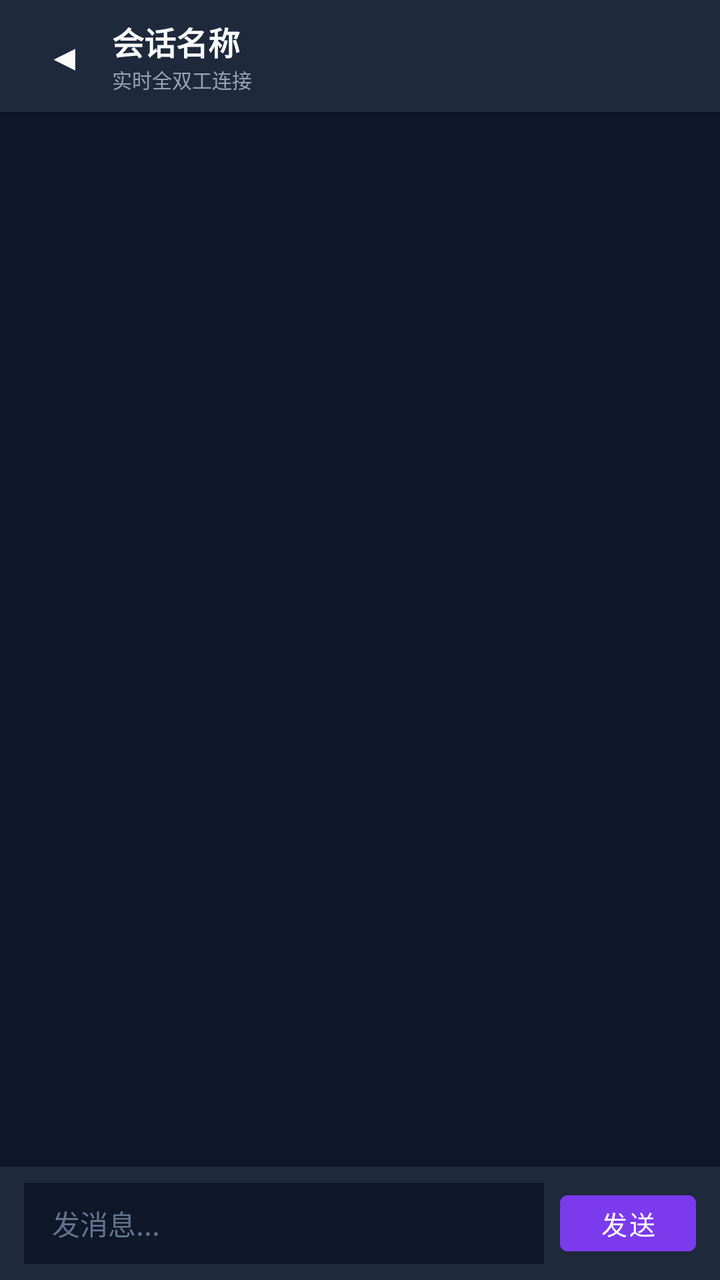
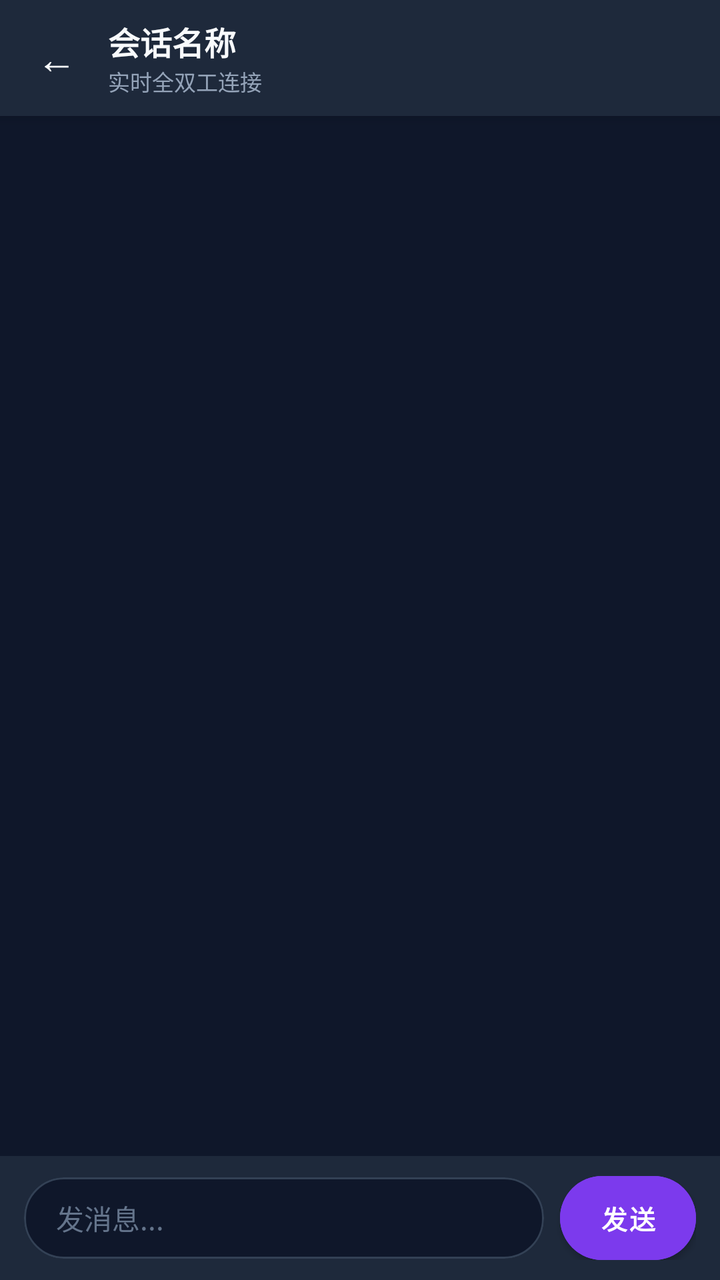

Screens rendered from an Android XML layout before and after an edit, with the pre-edit source and the edit as a unified diff.
<!-- AndroidManifest.xml: application theme Theme.MaterialComponents.DayNight.NoActionBar -->
<!-- res/layout/activity_chat.xml -->
<?xml version="1.0" encoding="utf-8"?>
<LinearLayout xmlns:android="http://schemas.android.com/apk/res/android"
    android:layout_width="match_parent"
    android:layout_height="match_parent"
    android:orientation="vertical"
    android:background="#0F172A">

    
    <LinearLayout
        android:layout_width="match_parent"
        android:layout_height="56dp"
        android:background="#1E293B"
        android:orientation="horizontal"
        android:gravity="center_vertical"
        android:paddingStart="8dp"
        android:paddingEnd="16dp"
        android:elevation="4dp">

        <Button
            android:id="@+id/btn_back"
            style="@style/Widget.MaterialComponents.Button.TextButton"
            android:layout_width="48dp"
            android:layout_height="match_parent"
            android:text="◀"
            android:textColor="#F8FAFC"
            android:textSize="18sp"
            android:padding="0dp" />

        <LinearLayout
            android:layout_width="0dp"
            android:layout_height="wrap_content"
            android:layout_weight="1"
            android:orientation="vertical">

            <TextView
                android:id="@+id/tv_chat_title"
                android:layout_width="wrap_content"
                android:layout_height="wrap_content"
                android:text="会话名称"
                android:textColor="#F8FAFC"
                android:textSize="16sp"
                android:textStyle="bold"
                android:singleLine="true" />

            <TextView
                android:id="@+id/tv_chat_subtitle"
                android:layout_width="wrap_content"
                android:layout_height="wrap_content"
                android:text="实时全双工连接"
                android:textColor="#94A3B8"
                android:textSize="10sp" />
        </LinearLayout>
    </LinearLayout>

    
    <androidx.recyclerview.widget.RecyclerView
        android:id="@+id/rv_messages"
        android:layout_width="match_parent"
        android:layout_height="0dp"
        android:layout_weight="1"
        android:clipToPadding="false"
        android:paddingTop="8dp"
        android:paddingBottom="8dp" />

    
    <LinearLayout
        android:layout_width="match_parent"
        android:layout_height="wrap_content"
        android:background="#1E293B"
        android:orientation="horizontal"
        android:gravity="center_vertical"
        android:paddingStart="12dp"
        android:paddingEnd="12dp"
        android:paddingTop="8dp"
        android:paddingBottom="8dp">

        <EditText
            android:id="@+id/et_message"
            android:layout_width="0dp"
            android:layout_height="wrap_content"
            android:layout_weight="1"
            android:background="#0F172A"
            android:textColor="#F8FAFC"
            android:textColorHint="#64748B"
            android:hint="发消息..."
            android:textSize="14sp"
            android:paddingStart="14dp"
            android:paddingEnd="14dp"
            android:paddingTop="10dp"
            android:paddingBottom="10dp"
            android:maxLines="4" />

        <Button
            android:id="@+id/btn_send"
            android:layout_width="68dp"
            android:layout_height="40dp"
            android:layout_marginStart="8dp"
            android:backgroundTint="#7C3AED"
            android:text="发送"
            android:textColor="#FFFFFF"
            android:textSize="13sp"
            android:padding="0dp" />
    </LinearLayout>

</LinearLayout>
<!-- resources referenced by this layout -->
<resources>

</resources>

<!-- the commit's change to res/layout/activity_chat.xml (unified diff, before → after) -->
@@ -1,5 +1,7 @@
 <?xml version="1.0" encoding="utf-8"?>
 <LinearLayout xmlns:android="http://schemas.android.com/apk/res/android"
+    xmlns:app="http://schemas.android.com/apk/res-auto"
+    android:id="@+id/chat_root"
     android:layout_width="match_parent"
     android:layout_height="match_parent"
     android:orientation="vertical"
@@ -7,29 +9,35 @@
 
     
     <LinearLayout
+        android:id="@+id/chat_topbar"
         android:layout_width="match_parent"
-        android:layout_height="56dp"
+        android:layout_height="58dp"
         android:background="#1E293B"
         android:orientation="horizontal"
         android:gravity="center_vertical"
-        android:paddingStart="8dp"
+        android:paddingStart="6dp"
         android:paddingEnd="16dp"
         android:elevation="4dp">
 
-        <Button
+        <com.google.android.material.button.MaterialButton
             android:id="@+id/btn_back"
             style="@style/Widget.MaterialComponents.Button.TextButton"
-            android:layout_width="48dp"
-            android:layout_height="match_parent"
-            android:text="◀"
+            android:layout_width="44dp"
+            android:layout_height="44dp"
+            android:minWidth="0dp"
+            android:minHeight="0dp"
+            android:insetTop="0dp"
+            android:insetBottom="0dp"
+            android:text="←"
             android:textColor="#F8FAFC"
-            android:textSize="18sp"
+            android:textSize="20sp"
             android:padding="0dp" />
 
         <LinearLayout
             android:layout_width="0dp"
             android:layout_height="wrap_content"
             android:layout_weight="1"
+            android:layout_marginStart="4dp"
             android:orientation="vertical">
 
             <TextView
@@ -48,7 +56,7 @@
                 android:layout_height="wrap_content"
                 android:text="实时全双工连接"
                 android:textColor="#94A3B8"
-                android:textSize="10sp" />
+                android:textSize="11sp" />
         </LinearLayout>
     </LinearLayout>
 
@@ -64,6 +72,7 @@
 
     
     <LinearLayout
+        android:id="@+id/chat_bottom_bar"
         android:layout_width="match_parent"
         android:layout_height="wrap_content"
         android:background="#1E293B"
@@ -71,35 +80,53 @@
         android:gravity="center_vertical"
         android:paddingStart="12dp"
         android:paddingEnd="12dp"
-        android:paddingTop="8dp"
-        android:paddingBottom="8dp">
+        android:paddingTop="10dp"
+        android:paddingBottom="10dp">
 
-        <EditText
-            android:id="@+id/et_message"
+        <com.google.android.material.card.MaterialCardView
+            android:id="@+id/card_chat_input"
             android:layout_width="0dp"
             android:layout_height="wrap_content"
             android:layout_weight="1"
-            android:background="#0F172A"
-            android:textColor="#F8FAFC"
-            android:textColorHint="#64748B"
-            android:hint="发消息..."
-            android:textSize="14sp"
-            android:paddingStart="14dp"
-            android:paddingEnd="14dp"
-            android:paddingTop="10dp"
-            android:paddingBottom="10dp"
-            android:maxLines="4" />
+            app:cardBackgroundColor="#0F172A"
+            app:cardCornerRadius="20dp"
+            app:cardElevation="0dp"
+            app:strokeColor="#334155"
+            app:strokeWidth="1dp">
 
-        <Button
+            <EditText
+                android:id="@+id/et_message"
+                android:layout_width="match_parent"
+                android:layout_height="wrap_content"
+                android:background="@null"
+                android:textColor="#F8FAFC"
+                android:textColorHint="#64748B"
+                android:hint="发消息..."
+                android:textSize="14sp"
+                android:paddingStart="16dp"
+                android:paddingEnd="16dp"
+                android:paddingTop="10dp"
+                android:paddingBottom="10dp"
+                android:maxLines="4" />
+        </com.google.android.material.card.MaterialCardView>
+
+        <com.google.android.material.button.MaterialButton
             android:id="@+id/btn_send"
-            android:layout_width="68dp"
-            android:layout_height="40dp"
+            android:layout_width="wrap_content"
+            android:layout_height="42dp"
+            android:minWidth="68dp"
+            android:minHeight="0dp"
+            android:insetTop="0dp"
+            android:insetBottom="0dp"
             android:layout_marginStart="8dp"
             android:backgroundTint="#7C3AED"
             android:text="发送"
             android:textColor="#FFFFFF"
             android:textSize="13sp"
-            android:padding="0dp" />
+            android:textStyle="bold"
+            android:paddingStart="14dp"
+            android:paddingEnd="14dp"
+            app:cornerRadius="21dp" />
     </LinearLayout>
 
 </LinearLayout>
